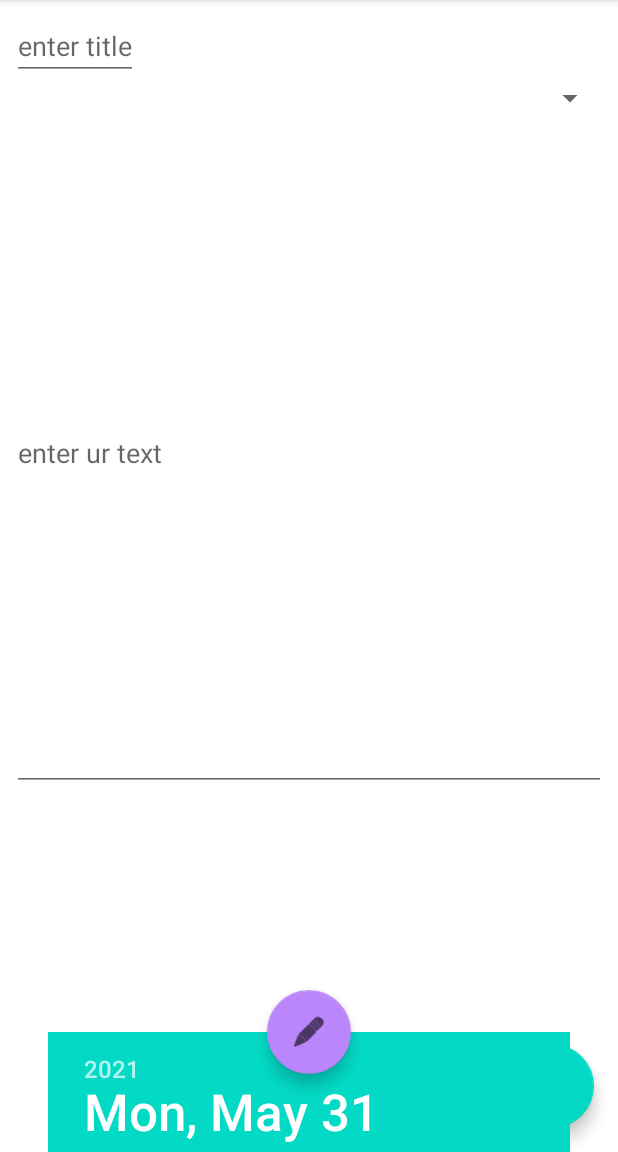
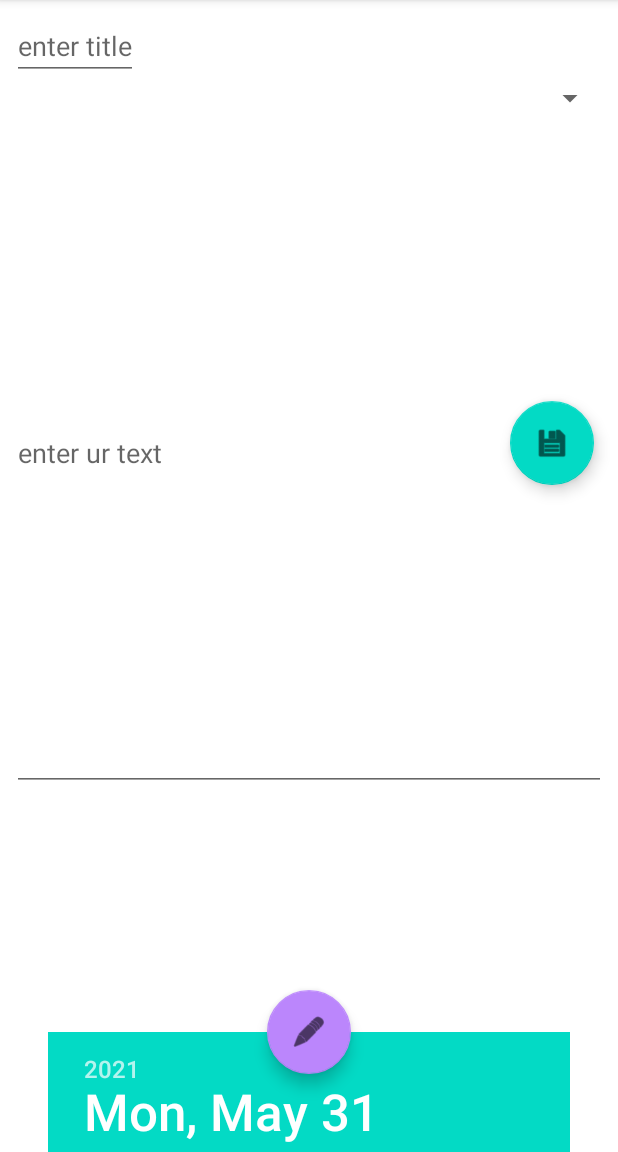
Before and after one commit to MadMakZa/HealthDiary, an Android app: the fragment EditNoteFragment placed in its activity, on a phone screen of 412 x 824 dp, the part 84-1236 px from its top. Run offline under Robolectric (Android 15) with nearby library versions, the phone set to English and light mode, and no system bars; libraries missing offline, so code that uses them is left out: kotlin.time.days.

```diff
--- a/app/build.gradle
+++ b/app/build.gradle
@@ -55,6 +55,7 @@ dependencies {
     //viewModel
     implementation 'androidx.lifecycle:lifecycle-livedata-ktx:2.3.1'
     implementation 'androidx.lifecycle:lifecycle-viewmodel-ktx:2.3.1'
+
     //recyclerView
     implementation 'androidx.recyclerview:recyclerview:1.2.0'
     annotationProcessor 'androidx.room:room-compiler:2.2.5'
--- a/app/src/main/java/makza/afonsky/healthdiary/view/MainActivity.kt
+++ b/app/src/main/java/makza/afonsky/healthdiary/view/MainActivity.kt
@@ -64,7 +64,7 @@ class MainActivity : AppCompatActivity() {
         }
 
         binding.idBottomsheet.btnCreateNewNote.setOnClickListener {
-            binding.idBottomsheet.bottomSheet.visibility = View.INVISIBLE
+//            binding.idBottomsheet.bottomSheet.visibility = View.INVISIBLE
 
             supportFragmentManager.beginTransaction().apply {
                 setCustomAnimations(R.anim.enter_anim, R.anim.exit_anim)
--- a/app/src/main/java/makza/afonsky/healthdiary/view/fragments/EditNoteFragment.kt
+++ b/app/src/main/java/makza/afonsky/healthdiary/view/fragments/EditNoteFragment.kt
@@ -1,18 +1,106 @@
 package makza.afonsky.healthdiary.view.fragments
 
+import android.os.Bundle
+import android.text.TextUtils
+import android.view.LayoutInflater
+import android.view.View
+import android.view.ViewGroup
 import android.widget.EditText
+import android.widget.Spinner
+import android.widget.Toast
 import androidx.fragment.app.Fragment
+import androidx.lifecycle.ViewModelProvider
+import com.google.android.material.floatingactionbutton.FloatingActionButton
 import makza.afonsky.healthdiary.R
+import makza.afonsky.healthdiary.model.db.Priority
+import makza.afonsky.healthdiary.model.db.ToDoData
+import makza.afonsky.healthdiary.viewModel.MainViewModel
+import makza.afonsky.healthdiary.viewModel.ToDoViewModel
 
-class EditNoteFragment: Fragment(R.layout.editnote_fragment) {
+class EditNoteFragment: Fragment() {
 
+//    private lateinit var mToDoViewModel: ToDoViewModel
+    private lateinit var viewModel: MainViewModel
+
+    lateinit var btnSaveNote: FloatingActionButton
+    lateinit var title: EditText
+    lateinit var description: EditText
+    lateinit var spinner: Spinner
+
+    override fun onCreateView(
+        inflater: LayoutInflater,
+        container: ViewGroup?,
+        savedInstanceState: Bundle?
+    ): View {
+        viewModel = MainViewModel()
+//        mToDoViewModel = ToDoViewModel()
+        val v: View = inflater.inflate(R.layout.editnote_fragment, container, false)
+        return v
+    }
     override fun onStart() {
         super.onStart()
 
-        val title: EditText? = activity?.findViewById(R.id.et_title)
-        val description: EditText? = activity?.findViewById(R.id.et_description)
+        title = activity?.findViewById(R.id.et_title)!!
+        description = activity?.findViewById(R.id.et_description)!!
+        btnSaveNote = activity?.findViewById(R.id.btnSaveNote)!!
+        spinner = activity?.findViewById(R.id.spinner)!!
+
+//        saveNote()
+
+
+    }
 
 
 
+    private fun saveNote(){
+        //сохранить данные
+        insertDataToDb()
+        //переход на мейн экран
+        val mainFragment = MainFragment()
+        btnSaveNote.setOnClickListener {
+            activity?.supportFragmentManager?.beginTransaction()?.apply {
+                setCustomAnimations(R.anim.enter_anim, R.anim.exit_anim)
+                replace(R.id.container_fragment, mainFragment)
+                addToBackStack(null)
+                commit()
+            }
+        }
     }
+
+    private fun insertDataToDb() {
+        val mTitle = title.text.toString()
+        val mPriority = spinner.selectedItem.toString()
+        val mDescription = description.text.toString()
+
+        val validation = verifyDataFromUser(mTitle, mDescription)
+        if (validation){
+            val newData = ToDoData(
+                0,
+                mTitle,
+                parsePriority(mPriority),
+                mDescription
+            )
+//            mToDoViewModel.insertData(newData)
+            Toast.makeText(requireContext(), "Note Added", Toast.LENGTH_SHORT).show()
+        } else {
+            Toast.makeText(requireContext(), "empty", Toast.LENGTH_SHORT).show()
+        }
+
+
+    }
+
+    private fun verifyDataFromUser(title: String, description: String): Boolean {
+        return if (TextUtils.isEmpty(title) || TextUtils.isEmpty(description)) {
+            false
+        } else !(title.isEmpty() || description.isEmpty())
+    }
+    private fun parsePriority(priority: String): Priority {
+        return when(priority){
+            "High Priority" -> {Priority.HIGH}
+            "Medium Priority" -> {Priority.MEDIUM}
+            "Low Priority" -> {Priority.LOW}
+            else -> Priority.LOW
+        }
+    }
+
 }
--- a/app/src/main/java/makza/afonsky/healthdiary/viewModel/NoteViewModel.kt
+++ /dev/null
@@ -1,5 +0,0 @@
-package makza.afonsky.healthdiary.viewModel
-
-class NoteViewModel() {
-
-}
--- a/app/src/main/java/makza/afonsky/healthdiary/viewModel/ToDoViewModel.kt
+++ b/app/src/main/java/makza/afonsky/healthdiary/viewModel/ToDoViewModel.kt
@@ -10,9 +10,9 @@ import makza.afonsky.healthdiary.model.db.ToDoData
 import makza.afonsky.healthdiary.model.db.ToDoDatabase
 import makza.afonsky.healthdiary.model.db.ToDoRepository
 
-class ToDoViewModel(application: Application): AndroidViewModel(application) {
+open class ToDoViewModel(application: Application): AndroidViewModel(application) {
 
-    private val toDoDao = ToDoDatabase.getDatabase(application).toDoDao()
+    private var toDoDao = ToDoDatabase.getDatabase(application).toDoDao()
     private val repository: ToDoRepository
 
     private val getAllData: LiveData<List<ToDoData>>
--- a/app/src/main/res/layout/editnote_fragment.xml
+++ b/app/src/main/res/layout/editnote_fragment.xml
@@ -1,6 +1,7 @@
 <?xml version="1.0" encoding="utf-8"?>
 <androidx.coordinatorlayout.widget.CoordinatorLayout
     xmlns:android="http://schemas.android.com/apk/res/android"
+    xmlns:app="http://schemas.android.com/apk/res-auto"
     android:layout_width="match_parent"
     android:layout_height="match_parent">
 
@@ -32,11 +33,13 @@
     </LinearLayout>
 
     <com.google.android.material.floatingactionbutton.FloatingActionButton
-        android:id="@+id/fab_save_note"
+        android:id="@+id/btnSaveNote"
         android:layout_width="wrap_content"
         android:layout_height="wrap_content"
         android:layout_gravity="bottom|end"
         android:layout_margin="16dp"
-        android:src="@android:drawable/ic_menu_save" />
+        android:src="@android:drawable/ic_menu_save"
+        app:layout_anchor="@+id/linearLayout2"
+        app:layout_anchorGravity="end|center" />
 
 </androidx.coordinatorlayout.widget.CoordinatorLayout>
```
